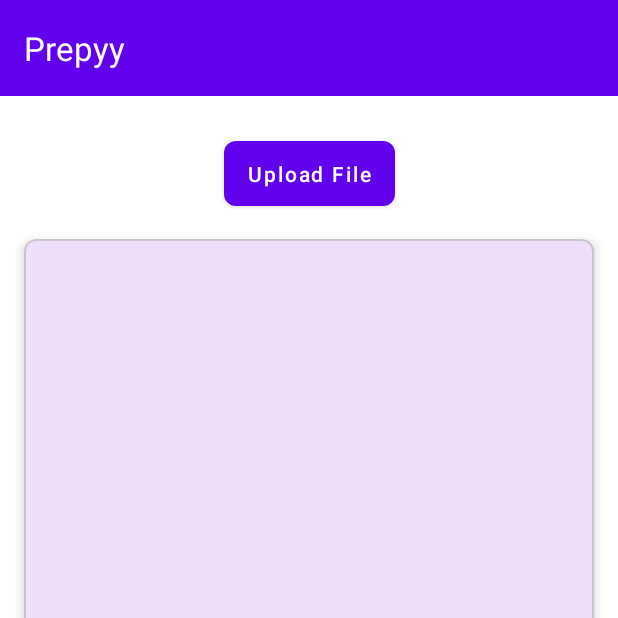
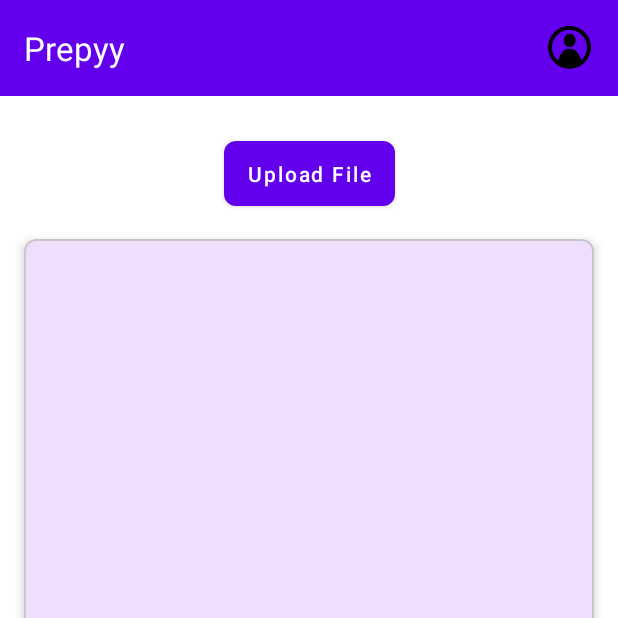
Before and after one commit to TanishMoral11/Prepyy, an Android app built with Jetpack Compose: the screen it shows after launch once a user with an empty profile is signed in (MainActivity), on a phone screen of 412 x 824 dp, the top half of it. Run offline under Robolectric (Android 15) with nearby library versions, the phone set to English and light mode, and no system bars; our stand-ins replace Firebase (no records; nobody signed in at launch, a user with empty details on screens opened directly); libraries missing offline, so code that uses them is left out: com.google.ai.client, com.itextpdf.kernel.

Commit message:
Added Profile Logo

```diff
--- a/app/src/main/res/layout/activity_main.xml
+++ b/app/src/main/res/layout/activity_main.xml
@@ -20,7 +20,17 @@
             android:layout_height="?attr/actionBarSize"
             android:background="?attr/colorPrimary"
             app:title="Prepyy"
-            app:titleTextColor="@android:color/white" />
+            app:titleTextColor="@android:color/white">
+
+            <ImageView
+                android:id="@+id/profileIcon"
+                android:layout_width="32dp"
+                android:layout_height="32dp"
+                android:layout_gravity="end"
+                android:layout_marginEnd="16dp"
+                android:src="@drawable/profile" />
+
+        </androidx.appcompat.widget.Toolbar>
 
     </com.google.android.material.appbar.AppBarLayout>
 
@@ -30,12 +40,10 @@
         android:layout_width="wrap_content"
         android:layout_height="wrap_content"
         android:text="Upload File"
-
         app:layout_constraintTop_toBottomOf="@id/appBarLayout"
         app:layout_constraintStart_toStartOf="parent"
         app:layout_constraintEnd_toEndOf="parent"
-        android:layout_marginTop="24dp"/>
-    <!--        app:icon="@drawable/ic_upload"-->
+        android:layout_marginTop="24dp" />
 
     <com.airbnb.lottie.LottieAnimationView
         android:id="@+id/uploadAnimation"
@@ -50,9 +58,7 @@
         app:lottie_loop="true"
         app:lottie_fileName="uploadanimation.json"
         app:lottie_speed="1"
-        android:visibility="gone"
-
-        />
+        android:visibility="gone" />
 
     <com.google.android.material.card.MaterialCardView
         android:id="@+id/explanationCard"
@@ -70,7 +76,7 @@
             style="@style/AppTextView"
             android:layout_width="match_parent"
             android:layout_height="match_parent"
-            android:scrollbars="vertical"/>
+            android:scrollbars="vertical" />
 
     </com.google.android.material.card.MaterialCardView>
 
@@ -84,8 +90,6 @@
         app:layout_constraintBottom_toBottomOf="parent"
         app:layout_constraintStart_toStartOf="parent"
         app:layout_constraintEnd_toEndOf="parent"
-        android:layout_marginBottom="24dp"/>
-
-
+        android:layout_marginBottom="24dp" />
 
 </androidx.constraintlayout.widget.ConstraintLayout>
```
Also changed, not shown: app/src/main/res/drawable/profile.png (added).
